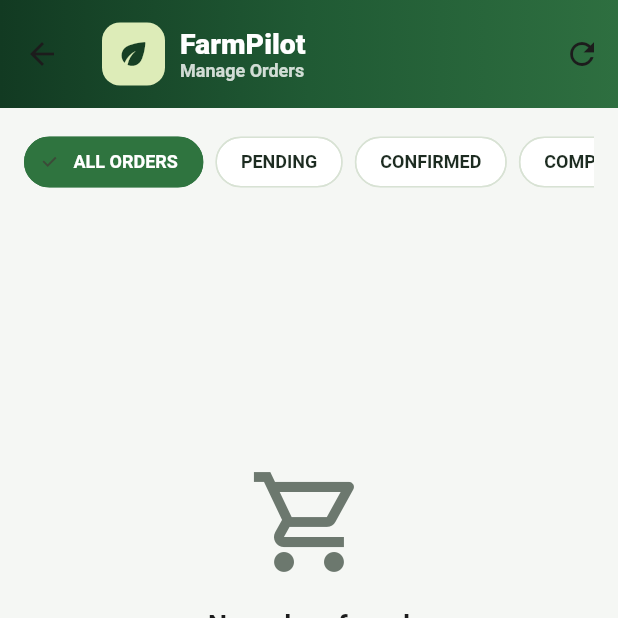
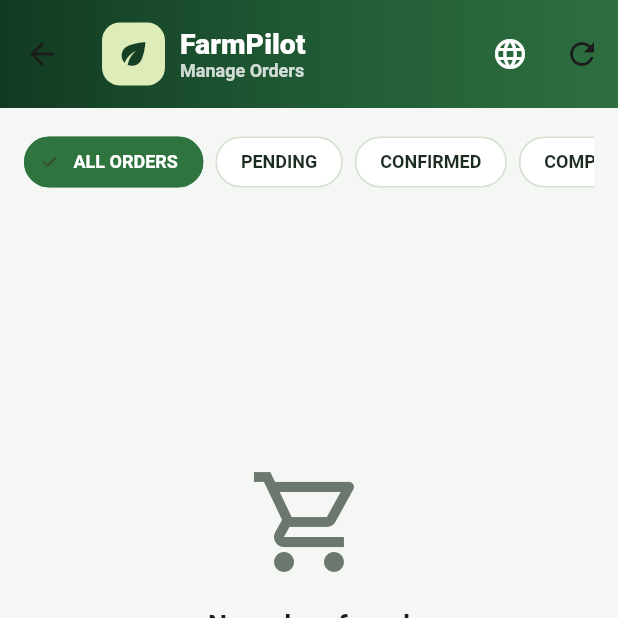
Before and after one commit to gproject2026/FarmPilot, a Flutter app: the AdminOrdersScreen screen opened directly, on a phone screen of 412 x 824 dp, the top half of it. Run offline on Flutter 3.47's test engine with Material 3 defaults, Android fonts, the phone set to English and light mode, and no system bars; our stand-ins replace dio, image_picker, shared_preferences; accounts and stored records are empty.

Commit message:
complet manag orders

```diff
--- a/frontend/mobile/lib/screens/admin/admin_orders_screen.dart
+++ b/frontend/mobile/lib/screens/admin/admin_orders_screen.dart
@@ -4,6 +4,7 @@ import 'package:provider/provider.dart';
 import '../../models/order_model.dart';
 import '../../providers/auth_provider.dart';
 import '../../providers/order_provider.dart';
+import '../../providers/locale_provider.dart';
 
 class AdminOrdersScreen extends StatefulWidget {
   const AdminOrdersScreen({
@@ -18,6 +19,9 @@ class AdminOrdersScreen extends StatefulWidget {
 class _AdminOrdersScreenState
     extends State<AdminOrdersScreen> {
   String _selectedStatus = 'ALL';
+
+  bool get _isArabic =>
+      Localizations.localeOf(context).languageCode == 'ar';
 
   @override
   void initState() {
@@ -50,6 +54,17 @@ class _AdminOrdersScreenState
       listen: false,
     ).fetchAdminOrders(
       token: token,
+    );
+  }
+
+  void _changeLanguage(
+    String languageCode,
+  ) {
+    Provider.of<LocaleProvider>(
+      context,
+      listen: false,
+    ).setLocale(
+      Locale(languageCode),
     );
   }
 
@@ -119,10 +134,10 @@ class _AdminOrdersScreenState
               ),
             ),
             const SizedBox(width: 10),
-            const Column(
+            Column(
               crossAxisAlignment: CrossAxisAlignment.start,
               children: [
-                Text(
+                const Text(
                   'FarmPilot',
                   style: TextStyle(
                     color: Colors.white,
@@ -131,8 +146,8 @@ class _AdminOrdersScreenState
                   ),
                 ),
                 Text(
-                  'Manage Orders',
-                  style: TextStyle(
+                  _isArabic ? 'إدارة الطلبات' : 'Manage Orders',
+                  style: const TextStyle(
                     color: Color(0xCCFFFFFF),
                     fontSize: 12,
                   ),
@@ -142,8 +157,52 @@ class _AdminOrdersScreenState
           ],
         ),
         actions: [
+          PopupMenuButton<String>(
+            tooltip:
+                _isArabic ? 'تغيير اللغة' : 'Change Language',
+            color: Colors.white,
+            onSelected: _changeLanguage,
+            icon: const Icon(
+              Icons.language_rounded,
+              color: Colors.white,
+            ),
+            itemBuilder: (context) {
+              return [
+                PopupMenuItem<String>(
+                  value: 'en',
+                  child: Row(
+                    children: [
+                      Icon(
+                        Icons.check_rounded,
+                        color: !_isArabic
+                            ? const Color(0xFF2F743F)
+                            : Colors.transparent,
+                      ),
+                      const SizedBox(width: 8),
+                      const Text('English'),
+                    ],
+                  ),
+                ),
+                PopupMenuItem<String>(
+                  value: 'ar',
+                  child: Row(
+                    children: [
+                      Icon(
+                        Icons.check_rounded,
+                        color: _isArabic
+                            ? const Color(0xFF2F743F)
+                            : Colors.transparent,
+                      ),
+                      const SizedBox(width: 8),
+                      const Text('Arabic'),
+                    ],
+                  ),
+                ),
+              ];
+            },
+          ),
           IconButton(
-            tooltip: 'Refresh',
+            tooltip: _isArabic ? 'تحديث' : 'Refresh',
             onPressed:
                 orderProvider.isLoading
                     ? null
@@ -203,7 +262,7 @@ class _AdminOrdersScreenState
                 ),
                 child: ChoiceChip(
                   label: Text(
-                    status == 'ALL' ? 'ALL ORDERS' : status,
+                    _localizedStatus(status),
                   ),
                   selected: selected,
                   selectedColor: const Color(0xFF2F743F),
@@ -279,7 +338,9 @@ class _AdminOrdersScreenState
             Text(
               orderProvider
                       .errorMessage ??
-                  'Failed to load orders',
+                  (_isArabic
+                      ? 'فشل تحميل الطلبات'
+                      : 'Failed to load orders'),
               textAlign:
                   TextAlign.center,
               style:
@@ -301,9 +362,8 @@ class _AdminOrdersScreenState
                     const Icon(
                   Icons.refresh,
                 ),
-                label:
-                    const Text(
-                  'Try Again',
+                label: Text(
+                  _isArabic ? 'حاول مرة أخرى' : 'Try Again',
                 ),
               ),
             ),
@@ -340,8 +400,12 @@ class _AdminOrdersScreenState
               child: Text(
                 _selectedStatus ==
                         'ALL'
-                    ? 'No orders found'
-                    : 'No $_selectedStatus orders found',
+                    ? (_isArabic
+                        ? 'لا توجد طلبات'
+                        : 'No orders found')
+                    : (_isArabic
+                        ? 'لا توجد طلبات بحالة ${_localizedStatus(_selectedStatus)}'
+                        : 'No $_selectedStatus orders found'),
                 style:
                     const TextStyle(
                   fontSize: 18,
@@ -427,7 +491,7 @@ class _AdminOrdersScreenState
           order.customer.fullName
                   .trim()
                   .isEmpty
-              ? 'Unknown Customer'
+              ? (_isArabic ? 'عميل غير معروف' : 'Unknown Customer')
               : order
                   .customer.fullName,
           style:
@@ -446,13 +510,17 @@ class _AdminOrdersScreenState
                 CrossAxisAlignment.start,
             children: [
               Text(
-                'Order #${_shortId(order.id)}',
+                _isArabic
+                    ? 'طلب رقم #${_shortId(order.id)}'
+                    : 'Order #${_shortId(order.id)}',
               ),
               const SizedBox(
                 height: 4,
               ),
               Text(
-                'Total: ${order.totalPrice.toStringAsFixed(2)}',
+                _isArabic
+                    ? 'الإجمالي: ${order.totalPrice.toStringAsFixed(2)}'
+                    : 'Total: ${order.totalPrice.toStringAsFixed(2)}',
               ),
               const SizedBox(
                 height: 4,
@@ -483,7 +551,7 @@ class _AdminOrdersScreenState
             ),
           ),
           child: Text(
-            order.status,
+            _localizedStatus(order.status),
             style:
                 TextStyle(
               color:
@@ -503,7 +571,7 @@ class _AdminOrdersScreenState
             icon:
                 Icons.person_outline,
             title:
-                'Customer',
+                _isArabic ? 'العميل' : 'Customer',
           ),
           const SizedBox(
             height: 8,
@@ -539,7 +607,7 @@ class _AdminOrdersScreenState
             icon:
                 Icons.inventory_2_outlined,
             title:
-                'Order Items',
+                _isArabic ? 'عناصر الطلب' : 'Order Items',
           ),
           const SizedBox(
             height: 8,
@@ -566,7 +634,7 @@ class _AdminOrdersScreenState
         product.farmer.fullName
                 .trim()
                 .isEmpty
-            ? 'Unknown Farmer'
+            ? (_isArabic ? 'مزارع غير معروف' : 'Unknown Farmer')
             : product
                 .farmer.fullName;
 
@@ -601,7 +669,7 @@ class _AdminOrdersScreenState
             product.name
                     .trim()
                     .isEmpty
-                ? 'Unknown Product'
+                ? (_isArabic ? 'منتج غير معروف' : 'Unknown Product')
                 : product.name,
             style:
                 const TextStyle(
@@ -614,25 +682,31 @@ class _AdminOrdersScreenState
             height: 7,
           ),
           Text(
-            'Farmer: $farmerName',
+            _isArabic ? 'المزارع: $farmerName' : 'Farmer: $farmerName',
           ),
           const SizedBox(
             height: 4,
           ),
           Text(
-            'Quantity: ${item.quantity} ${product.unit}',
+            _isArabic
+                ? 'الكمية: ${item.quantity} ${product.unit}'
+                : 'Quantity: ${item.quantity} ${product.unit}',
           ),
           const SizedBox(
             height: 4,
           ),
           Text(
-            'Price: ${item.price.toStringAsFixed(2)}',
+            _isArabic
+                ? 'السعر: ${item.price.toStringAsFixed(2)}'
+                : 'Price: ${item.price.toStringAsFixed(2)}',
           ),
           const SizedBox(
             height: 4,
           ),
           Text(
-            'Subtotal: ${(item.price * item.quantity).toStringAsFixed(2)}',
+            _isArabic
+                ? 'المجموع الفرعي: ${(item.price * item.quantity).toStringAsFixed(2)}'
+                : 'Subtotal: ${(item.price * item.quantity).toStringAsFixed(2)}',
             style:
                 const TextStyle(
               fontWeight:
@@ -704,6 +778,34 @@ class _AdminOrdersScreenState
         ],
       ),
     );
+  }
+
+  String _localizedStatus(
+    String status,
+  ) {
+    final normalized =
+        status.trim().toUpperCase();
+
+    if (!_isArabic) {
+      return normalized == 'ALL'
+          ? 'ALL ORDERS'
+          : normalized;
+    }
+
+    switch (normalized) {
+      case 'ALL':
+        return 'جميع الطلبات';
+      case 'PENDING':
+        return 'قيد الانتظار';
+      case 'CONFIRMED':
+        return 'مؤكد';
+      case 'COMPLETED':
+        return 'مكتمل';
+      case 'CANCELLED':
+        return 'ملغي';
+      default:
+        return status;
+    }
   }
 
   Color _statusColor(
```
